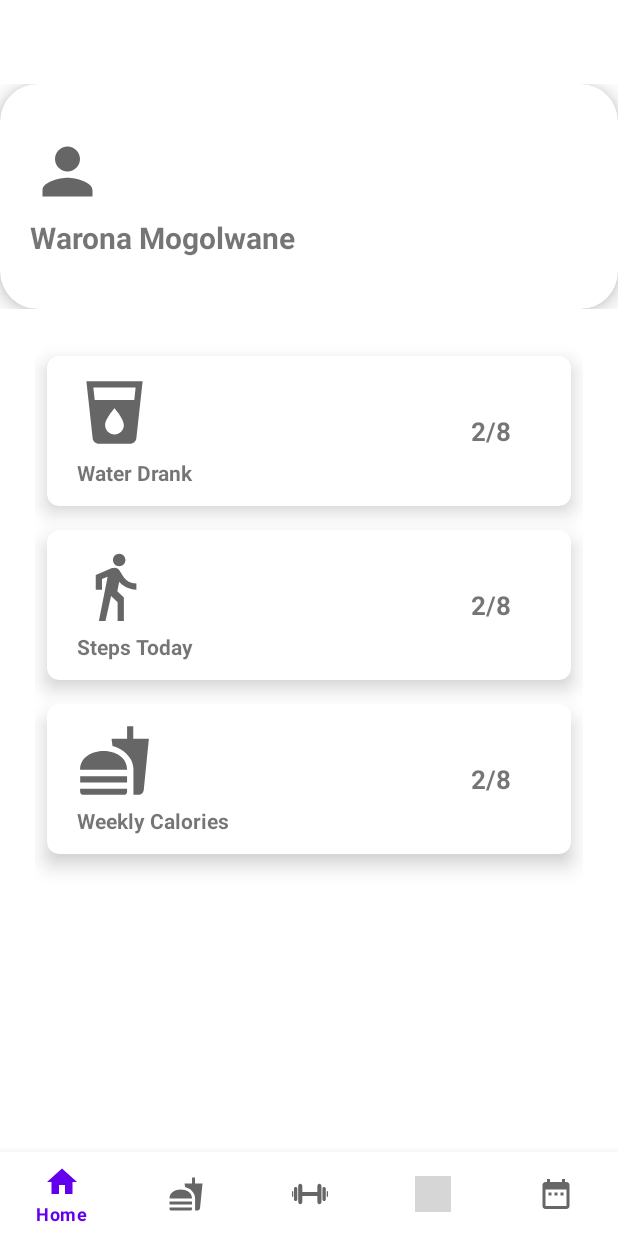
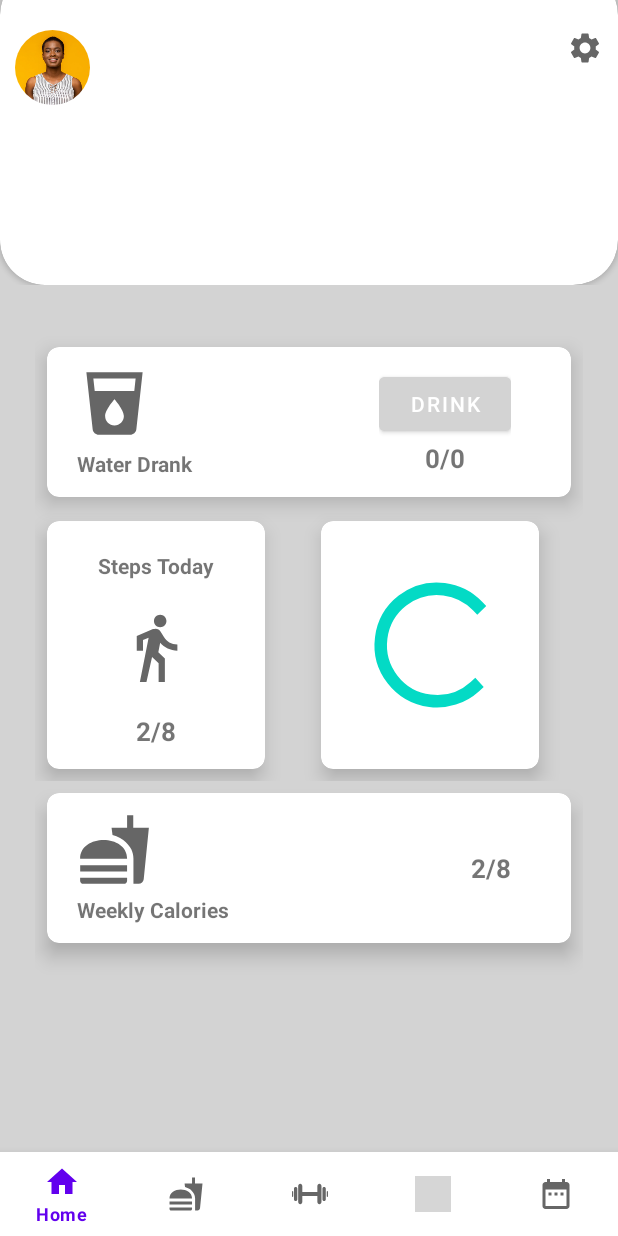
Before and after one commit to MuntashirBinSolaiman/ultimate-fitness, an Android app: the MainActivity screen opened directly, with no data from a screen before it, on a phone screen of 412 x 824 dp. Run offline under Robolectric (Android 15) with nearby library versions, the phone set to English and light mode, and no system bars; our stand-ins replace CircleImageView, navigation-ui; grey boxes are pictures that could not be loaded.

Commit message:
Home UI Updates

```diff
--- a/app/build.gradle
+++ b/app/build.gradle
@@ -44,4 +44,6 @@ dependencies {
     testImplementation 'junit:junit:4.+'
     androidTestImplementation 'androidx.test.ext:junit:1.1.2'
     androidTestImplementation 'androidx.test.espresso:espresso-core:3.3.0'
+
+    implementation 'de.hdodenhof:circleimageview:3.1.0'
 }
--- a/app/src/main/java/com/run/ultimate_fitness/MainActivity.java
+++ b/app/src/main/java/com/run/ultimate_fitness/MainActivity.java
@@ -1,8 +1,13 @@
 package com.run.ultimate_fitness;
 
 import android.os.Bundle;
+import android.os.CountDownTimer;
 import android.view.View;
 import android.view.Window;
+import android.view.WindowManager;
+import android.widget.Button;
+import android.widget.ProgressBar;
+import android.widget.TextView;
 
 import androidx.appcompat.app.AppCompatActivity;
 import androidx.navigation.NavController;
@@ -16,6 +21,12 @@ import com.run.ultimate_fitness.databinding.ActivityMainBinding;
 public class MainActivity extends AppCompatActivity {
 
     private ActivityMainBinding binding;
+
+    private int CurrentProgress = 0;
+    private ProgressBar progressBar;
+    private Button btnDrink;
+    private TextView txtWaterDrank;
+    public int water = 0;
 
     @Override
     protected void onCreate(Bundle savedInstanceState) {
@@ -36,8 +47,38 @@ public class MainActivity extends AppCompatActivity {
         NavigationUI.setupWithNavController(binding.navView, navController);
         getSupportActionBar().hide();
 
-    }
+        txtWaterDrank = findViewById(R.id.txtWaterDrank);
+        btnDrink = findViewById(R.id.btnDrinkWater);
+        progressBar = findViewById(R.id.progressBarSteps);
+        //progressBar.setMax(100);
+
+    //countDownTimer.start();
 
 
 
+    }
+    CountDownTimer countDownTimer = new CountDownTimer(11*1000,1000) {
+        @Override
+        public void onTick(long l) {
+            CurrentProgress = CurrentProgress + 10;
+            progressBar.setProgress(CurrentProgress);
+
+        }
+
+        @Override
+        public void onFinish() {
+
+        }
+
+    };
+
+        public void drinkWater(View view)
+        {
+            water++;
+             String waterDrank = String.valueOf(water);
+             String waterProgress = waterDrank + "/8";
+             //txtWaterDrank.setText("");
+            System.out.println(waterProgress);
+        }
+
 }
--- a/app/src/main/java/com/run/ultimate_fitness/ui/home/HomeFragment.java
+++ b/app/src/main/java/com/run/ultimate_fitness/ui/home/HomeFragment.java
@@ -27,6 +27,7 @@ public class HomeFragment extends Fragment {
         binding = FragmentHomeBinding.inflate(inflater, container, false);
         View root = binding.getRoot();
 
+
         //final TextView textView = binding.textHome;
         homeViewModel.getText().observe(getViewLifecycleOwner(), new Observer<String>() {
             @Override
--- a/app/src/main/java/com/run/ultimate_fitness/ui/home/HomeViewModel.java
+++ b/app/src/main/java/com/run/ultimate_fitness/ui/home/HomeViewModel.java
@@ -8,6 +8,7 @@ public class HomeViewModel extends ViewModel {
 
     private MutableLiveData<String> mText;
 
+
     public HomeViewModel() {
         mText = new MutableLiveData<>();
         mText.setValue("This is home fragment");
--- a/app/src/main/res/layout/activity_main.xml
+++ b/app/src/main/res/layout/activity_main.xml
@@ -4,7 +4,6 @@
     android:id="@+id/container"
     android:layout_width="match_parent"
     android:layout_height="match_parent"
-    android:paddingTop="?attr/actionBarSize"
     >
 
     <com.google.android.material.bottomnavigation.BottomNavigationView
@@ -27,6 +26,10 @@
         android:layout_width="match_parent"
         android:layout_height="match_parent"
         app:defaultNavHost="true"
+        app:layout_constraintBottom_toTopOf="@id/nav_view"
+        app:layout_constraintLeft_toLeftOf="parent"
+        app:layout_constraintRight_toRightOf="parent"
+        app:layout_constraintTop_toTopOf="parent"
         app:navGraph="@navigation/mobile_navigation" />
 
 </androidx.constraintlayout.widget.ConstraintLayout>
--- a/app/src/main/res/layout/fragment_home.xml
+++ b/app/src/main/res/layout/fragment_home.xml
@@ -4,19 +4,18 @@
     xmlns:tools="http://schemas.android.com/tools"
     android:layout_width="match_parent"
     android:layout_height="match_parent"
-    tools:context=".ui.home.HomeFragment">
+    tools:context=".ui.home.HomeFragment"
+    android:background="@color/light_grey">
 
-    <FrameLayout
-        android:id="@+id/frameTop"
-        android:layout_width="match_parent"
-        android:layout_height="wrap_content">
+
 
         <GridLayout
-            android:layout_below="@id/frameTop"
+            android:id="@+id/gridTop"
             android:layout_width="match_parent"
-            android:layout_height="150dp"
+            android:layout_height="200dp"
             android:columnCount="1"
-            android:rowCount="4">
+            android:rowCount="1"
+            android:paddingBottom="10dp">
 
         <androidx.cardview.widget.CardView
             android:layout_width="wrap_content"
@@ -25,94 +24,78 @@
             android:layout_column="0"
             android:layout_columnWeight="1"
             android:layout_gravity="fill"
-            app:cardCornerRadius="25dp"
-            app:cardElevation="8dp"
-            app:cardBackgroundColor="@color/cardview_light_background">
+            app:cardCornerRadius="30dp"
+            app:cardBackgroundColor="@color/white"
+            android:layout_marginTop="-20dp"
+            android:elevation="8dp">
 
 
             <GridLayout
                 android:layout_width="match_parent"
                 android:layout_height="match_parent"
                 android:layout_gravity="center"
-                android:layout_marginLeft="10dp"
-                android:layout_marginRight="30dp"
                 android:columnCount="2"
-                android:paddingLeft="10dp"
                 android:rowCount="1">
 
-                <LinearLayout
-
-                    android:layout_width="wrap_content"
-                    android:layout_height="wrap_content"
-                    android:layout_gravity="center|left"
-                    android:gravity="left"
-                    android:orientation="vertical">
 
 
+
+                    <de.hdodenhof.circleimageview.CircleImageView
+                        android:id="@+id/icon_user"
+                        android:layout_width="50dp"
+                        android:layout_height="50dp"
+                        android:layout_row="0"
+                        android:layout_marginTop="40dp"
+                        android:layout_marginLeft="10dp"
+                        android:src="@drawable/user"
+                        android:layout_gravity="top|left" />
+
                 <ImageView
-                        android:id="@+id/icon_user"
+                    android:layout_gravity="top|right"
+                    android:layout_row="0"
+                    android:layout_column="1"
+                    android:layout_marginTop="40dp"
+                    android:layout_marginRight="10dp"
+                    android:src="@drawable/ic_settings"/>
+
+<!--                    <TextView
                         android:layout_width="wrap_content"
                         android:layout_height="wrap_content"
                         android:layout_row="0"
-                        android:layout_column="0"
-                        android:paddingLeft="10dp"
-                        android:paddingBottom="5dp"
-                        android:src="@drawable/ic_user"
-                        />
-
-                    <TextView
-                        android:layout_width="wrap_content"
-                        android:layout_height="wrap_content"
-                        android:layout_row="1"
-                        android:layout_column="0"
-                        android:paddingLeft="10dp"
-                        android:text="Warona Mogolwane"
-                        android:textStyle="bold"
-                        android:textSize="20dp"/>
+                        android:paddingTop="0dp"
+                        android:text="Welcome, Peter"
+                        android:textStyle="italic"
+                        android:textColor="@color/black"
+                        android:textSize="17dp"
+                        android:layout_gravity="center_horizontal|center_vertical"/>-->
 
 
-                </LinearLayout>
-
-                <LinearLayout
-
-                    android:layout_width="wrap_content"
-                    android:layout_height="wrap_content"
-                    android:layout_gravity="right|center_vertical"
-                    android:orientation="vertical">
-
-                    <TextView
-                        android:layout_width="wrap_content"
-                        android:layout_height="wrap_content"
-                        android:layout_column="1"
-                        android:text=""
-                        android:textSize="17dp"
-                        android:textStyle="bold" />
-                </LinearLayout>
             </GridLayout>
 
         </androidx.cardview.widget.CardView>
         </GridLayout>
 
-    </FrameLayout>
 
     <GridLayout
         android:layout_width="match_parent"
         android:layout_height="match_parent"
-        android:layout_below="@id/frameTop"
+        android:layout_below="@id/gridTop"
         android:layout_marginStart="8dp"
         android:layout_marginTop="8dp"
         android:layout_marginEnd="8dp"
         android:layout_marginBottom="8dp"
-        android:columnCount="1"
+        android:columnCount="2"
         android:padding="15dp"
         android:rowCount="4">
+
+
 
         <androidx.cardview.widget.CardView
             android:layout_width="wrap_content"
             android:layout_height="100dp"
             android:layout_row="0"
             android:layout_column="0"
-            android:layout_columnWeight="1"
+            android:layout_columnSpan="2"
             android:layout_gravity="fill"
             android:layout_margin="8dp"
             app:cardCornerRadius="8dp"
@@ -167,25 +150,47 @@
                     android:layout_gravity="right|center_vertical"
                     android:orientation="vertical">
 
+
+                    <Button
+                        android:id="@+id/btnDrinkWater"
+                        android:layout_width="wrap_content"
+                        android:layout_height="wrap_content"
+                        android:text="Drink"
+                        android:backgroundTint="@color/light_grey"
+                        android:onClick="drinkWater"/>
+
                     <TextView
+                        android:id="@+id/txtWaterDrank"
                         android:layout_width="wrap_content"
                         android:layout_height="wrap_content"
                         android:layout_column="1"
-                        android:text="2/8"
+                        android:text="0/0"
                         android:textSize="17dp"
-                        android:textStyle="bold" />
+                        android:textStyle="bold"
+                        android:layout_gravity="center_horizontal"/>
                 </LinearLayout>
             </GridLayout>
 
         </androidx.cardview.widget.CardView>
 
+        <FrameLayout
+            android:layout_width="match_parent"
+            android:layout_height="wrap_content"
+            android:layout_columnSpan="2">
+
+            <GridLayout
+                android:layout_width="match_parent"
+                android:layout_height="match_parent"
+                android:layout_below="@id/gridTop"
+                android:columnCount="2"
+                android:rowCount="4">
+
                 <androidx.cardview.widget.CardView
-            android:layout_width="wrap_content"
-            android:layout_height="100dp"
+                    android:layout_width="145dp"
+                    android:layout_height="165dp"
                     android:layout_row="1"
+                    android:layout_gravity="center"
                     android:layout_column="0"
-            android:layout_columnWeight="1"
-            android:layout_gravity="fill"
                     android:layout_margin="8dp"
                     app:cardCornerRadius="8dp"
                     app:cardElevation="8dp">
@@ -195,10 +200,7 @@
                         android:layout_width="match_parent"
                         android:layout_height="match_parent"
                         android:layout_gravity="center"
-                android:layout_marginLeft="10dp"
-                android:layout_marginRight="30dp"
-                android:columnCount="2"
-                android:paddingLeft="10dp"
+                        android:columnCount="1"
                         android:rowCount="1">
 
 
@@ -206,29 +208,28 @@
 
                             android:layout_width="wrap_content"
                             android:layout_height="wrap_content"
-                    android:layout_gravity="center|left"
+                            android:layout_gravity="center"
                             android:gravity="left"
                             android:orientation="vertical">
-
-
-                    <ImageView
-                        android:id="@+id/icon_steps"
-                        android:layout_width="wrap_content"
-                        android:layout_height="wrap_content"
-                        android:layout_row="0"
-                        android:layout_column="0"
-                        android:paddingLeft="10dp"
-                        android:paddingBottom="5dp"
-                        android:src="@drawable/ic_steps" />
 
                             <TextView
                                 android:layout_width="wrap_content"
                                 android:layout_height="wrap_content"
                                 android:layout_row="1"
                                 android:layout_column="0"
-                        android:paddingLeft="10dp"
+                                android:layout_gravity="center_horizontal"
+                                android:layout_marginTop="20dp"
+                                android:paddingBottom="20dp"
                                 android:text="Steps Today"
                                 android:textStyle="bold" />
+
+                            <ImageView
+                                android:id="@+id/icon_steps"
+                                android:layout_width="wrap_content"
+                                android:layout_height="wrap_content"
+                                android:layout_gravity="center"
+                                android:paddingBottom="5dp"
+                                android:src="@drawable/ic_steps" />
 
 
                         </LinearLayout>
@@ -237,7 +238,7 @@
 
                             android:layout_width="wrap_content"
                             android:layout_height="wrap_content"
-                    android:layout_gravity="center_vertical|right"
+                            android:layout_gravity="center"
                             android:orientation="vertical">
 
                             <TextView
@@ -253,10 +254,63 @@
                 </androidx.cardview.widget.CardView>
 
                 <androidx.cardview.widget.CardView
+                    android:layout_width="145dp"
+                    android:layout_height="165dp"
+                    android:layout_row="1"
+                    android:layout_gravity="center"
+                    android:layout_column="1"
+                    android:layout_margin="8dp"
+                    app:cardCornerRadius="8dp"
+                    app:cardElevation="8dp">
+
+
+                    <GridLayout
+                        android:layout_width="match_parent"
+                        android:layout_height="match_parent"
+                        android:layout_gravity="center"
+                        android:columnCount="1"
+                        android:paddingLeft="10dp"
+                        android:rowCount="1">
+
+
+                        <LinearLayout
+
+                            android:layout_width="wrap_content"
+                            android:layout_height="wrap_content"
+                            android:layout_gravity="center"
+                            android:gravity="left"
+                            android:orientation="vertical">
+
+
+
+                        </LinearLayout>
+
+                        <LinearLayout
+
+                            android:layout_width="wrap_content"
+                            android:layout_height="wrap_content"
+                            android:layout_gravity="center_horizontal|center_vertical">
+
+                            <ProgressBar
+                                android:id="@+id/progressBarSteps"
+                                android:layout_width="100dp"
+                                android:layout_height="100dp"
+                                android:indeterminateOnly="true"/>
+
+                        </LinearLayout>
+                    </GridLayout>
+
+                </androidx.cardview.widget.CardView>
+            </GridLayout>
+        </FrameLayout>
+
+
+        <androidx.cardview.widget.CardView
             android:layout_width="wrap_content"
             android:layout_height="100dp"
             android:layout_row="2"
             android:layout_column="0"
+            android:layout_columnSpan="2"
             android:layout_columnWeight="1"
             android:layout_gravity="fill"
             android:layout_margin="8dp"
--- a/app/src/main/res/values/colors.xml
+++ b/app/src/main/res/values/colors.xml
@@ -12,4 +12,6 @@
     <color name="light_blue_A200">#FF40C4FF</color>
     <color name="light_blue_A400">#FF00B0FF</color>
     <color name="black_overlay">#66000000</color>
+    <color name="light_grey">#D3D3D3</color>
+
 </resources>
--- a/app/src/main/res/values/themes.xml
+++ b/app/src/main/res/values/themes.xml
@@ -3,7 +3,7 @@
     <style name="Theme.Ultimate_Fitness" parent="Theme.MaterialComponents.DayNight.DarkActionBar">
         <!-- Primary brand color. -->
         <item name="colorPrimary">@color/purple_500</item>
-        <item name="colorPrimaryVariant">@color/purple_700</item>
+        <item name="colorPrimaryVariant">@color/black</item>
         <item name="colorOnPrimary">@color/white</item>
         <!-- Secondary brand color. -->
         <item name="colorSecondary">@color/teal_200</item>
```
Also changed, not shown: app/src/main/res/drawable-xxhdpi/user.png (added). Lines whose indentation alone changed are shown as unchanged.
